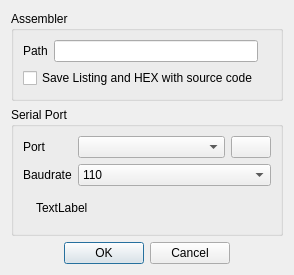
Above: SettingsDialog.ui from vojtad/rd2prog before the change. Below: the same form after it.
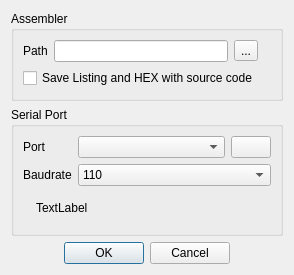
That is the form after the change. Icons and pictures are not drawn.

What changed in the file:
```diff
--- a/SettingsDialog.ui
+++ b/SettingsDialog.ui
@@ -46,6 +46,13 @@
           </property>
          </widget>
         </item>
+        <item>
+         <widget class="QToolButton" name="toolButtonBrowse">
+          <property name="text">
+           <string>...</string>
+          </property>
+         </widget>
+        </item>
         <item>
          <widget class="QLabel" name="labePathStatus">
           <property name="maximumSize">
```
